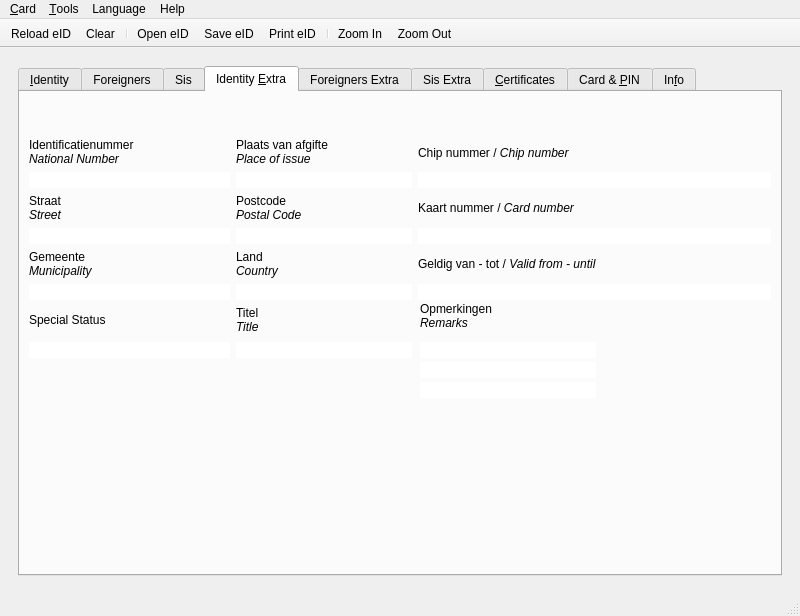
Old version of the form branches/3_5_5/eid-mw/_src/eidmw/eidgui/mainwnd.ui in the repository yuri-moens/eid-mw.
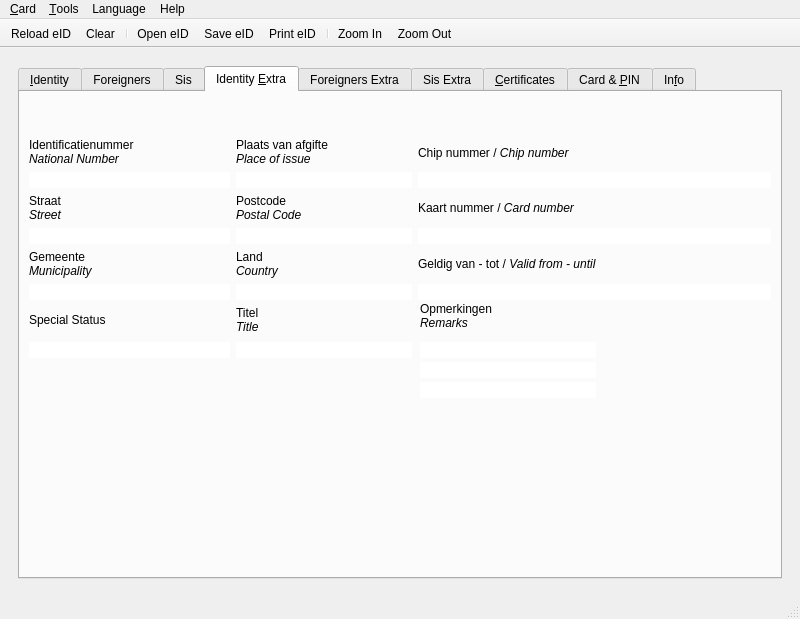
New version of the form. The open tabs and pages were chosen to show the change. Icons and pictures are not drawn.

Commit message: added accessible names for the data displayed in the eidviewer. added a tooltip for the eid-viewer in the taskbar

Patch:
```diff
--- a/branches/3_5_5/eid-mw/_src/eidmw/eidgui/mainwnd.ui
+++ b/branches/3_5_5/eid-mw/_src/eidmw/eidgui/mainwnd.ui
@@ -4,12 +4,12 @@
   <property name="windowModality" >
    <enum>Qt::NonModal</enum>
   </property>
-  <property name="geometry" >
+  <property name="geometry">
    <rect>
     <x>0</x>
     <y>0</y>
     <width>800</width>
-    <height>616</height>
+    <height>619</height>
    </rect>
   </property>
   <property name="sizePolicy" >
```
Left out of the diff: 1930 changed lines with no effect on the pictures. The commit also changes 1 other file.
